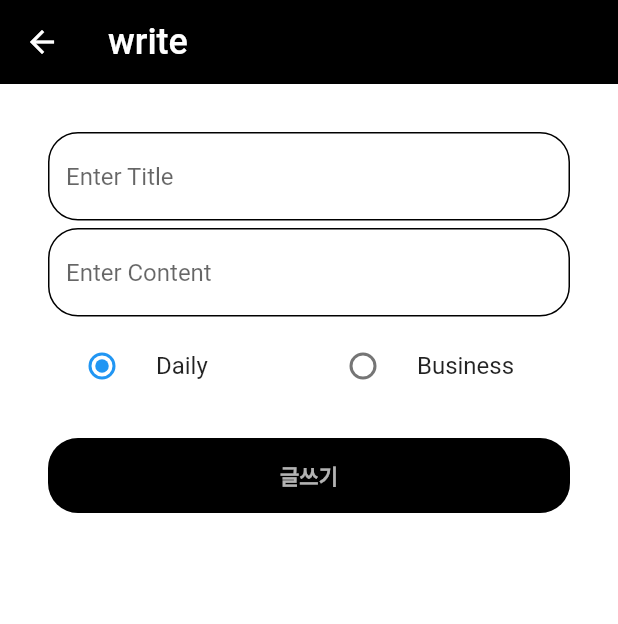
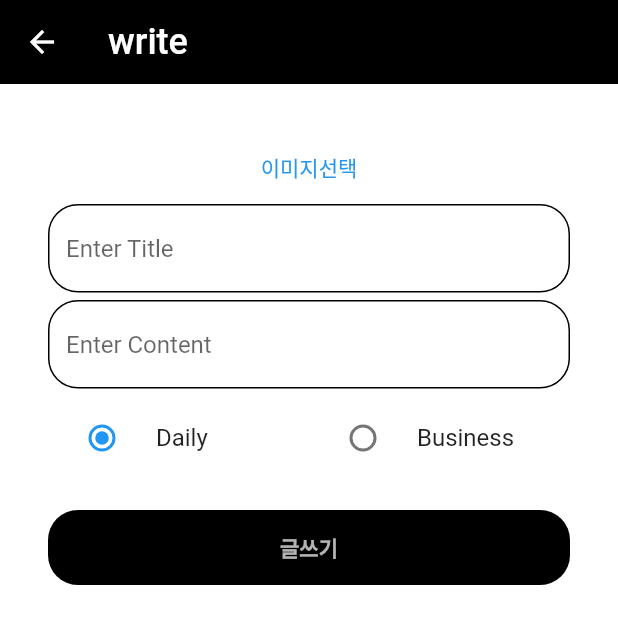
Before and after one commit to codingspecialist/flutter_midium_project_junghuk, a Flutter app: the PostWritePage screen opened by its route, on a phone screen of 412 x 824 dp. Shown: the top 624 px of the screen. Run offline on Flutter 3.47's test engine with Material 2 defaults, Android fonts, the phone set to English and light mode, and no system bars; our stand-ins replace flutter_riverpod, flutter_secure_storage, image_picker, logger, validators; accounts and stored records are empty.

Commit message:
사진 업로드 성공

```diff
--- /dev/null
+++ b/lib/controller/post_controller.dart
@@ -0,0 +1,54 @@
+import 'dart:io';
+
+import 'package:flutter/material.dart';
+import 'package:flutter_midium_project/dto/post_req_dto.dart';
+import 'package:flutter_midium_project/dto/response_dto.dart';
+import 'package:flutter_midium_project/dto/user_req_dto.dart';
+import 'package:flutter_midium_project/main.dart';
+import 'package:flutter_midium_project/model/session_user.dart';
+import 'package:flutter_midium_project/provider/auth_provider.dart';
+import 'package:flutter_midium_project/service/post_service.dart';
+import 'package:flutter_midium_project/service/user_service.dart';
+import 'package:flutter_midium_project/view/pages/main_holder_page/home_page/home_page_view_model.dart';
+import 'package:flutter_midium_project/view/pages/main_holder_page/profile_page/profile_page_view_model.dart';
+import 'package:flutter_midium_project/view/pages/main_holder_page/your_library_page/your_library_view_model.dart';
+import 'package:flutter_riverpod/flutter_riverpod.dart';
+import 'package:logger/logger.dart';
+
+final postController = Provider<PostController>((ref) {
+  return PostController(ref);
+});
+
+class PostController {
+  final mContext = navigatorKey.currentContext;
+  final PostService postService = PostService();
+  final Ref ref;
+  PostController(this.ref);
+
+  Future<void> write(
+      {required String postTitle,
+      required String postContent,
+      required String role,
+      required String filePath}) async {
+    PostWriteReqDto postWriteReqDto = PostWriteReqDto(
+        userId: ref.read(authProvider).sessionUser.user.userId,
+        postTitle: postTitle,
+        postContent: postContent,
+        role: role);
+    Logger().d("디버그 : postController write 실행");
+    ResponseDto responseDto = await postService.fetchWrite(
+        postWriteReqDto, filePath, ref.read(authProvider).sessionUser.jwtToken);
+
+    if (responseDto.code == 1) {
+      //_ref.read(authProvider.notifier).authentication(sessionUser);
+      ref.read(homePageViewModel.notifier).notifyViewModel();
+      ref.read(yourLibraryViewModel.notifier).notifyViewModel();
+      ref.read(profileViewModel.notifier).notifyViewModel();
+      Navigator.pop(mContext!);
+    } else {
+      ScaffoldMessenger.of(mContext!).showSnackBar(
+        SnackBar(content: Text("로그인 실패 : ${responseDto.msg}")),
+      );
+    }
+  }
+}
--- /dev/null
+++ b/lib/dto/post_req_dto.dart
@@ -0,0 +1,28 @@
+class PostWriteReqDto {
+  PostWriteReqDto({
+    required this.userId,
+    required this.postTitle,
+    required this.postContent,
+    required this.role,
+  });
+
+  int userId;
+  String postTitle;
+  String postContent;
+  String role;
+
+  factory PostWriteReqDto.fromJson(Map<String, dynamic> json) =>
+      PostWriteReqDto(
+        userId: json["userId"],
+        postTitle: json["postTitle"],
+        postContent: json["postContent"],
+        role: json["role"],
+      );
+
+  Map<String, dynamic> toJson() => {
+        "userId": userId,
+        "postTitle": postTitle,
+        "postContent": postContent,
+        "role": role,
+      };
+}
--- a/lib/view/pages/post_write_page/components/custom_post_write_form.dart
+++ b/lib/view/pages/post_write_page/components/custom_post_write_form.dart
@@ -1,29 +1,56 @@
 import 'package:flutter/material.dart';
+import 'package:flutter_midium_project/controller/post_controller.dart';
 import 'package:flutter_midium_project/view/components/custom_button.dart';
 import 'package:flutter_midium_project/view/components/custom_text_form_field.dart';
 import 'package:flutter_midium_project/core/size.dart';
+import 'package:flutter_riverpod/flutter_riverpod.dart';
+import 'package:image_picker/image_picker.dart';
 
-class CustomPostWriteForm extends StatefulWidget {
+class CustomPostWriteForm extends ConsumerStatefulWidget {
   @override
-  State<CustomPostWriteForm> createState() => _CustomPostWriteFormState();
+  ConsumerState<CustomPostWriteForm> createState() =>
+      _CustomPostWriteFormState();
 }
 
-class _CustomPostWriteFormState extends State<CustomPostWriteForm> {
+class _CustomPostWriteFormState extends ConsumerState<CustomPostWriteForm> {
   final _formKey = GlobalKey<FormState>();
-  final _title = TextEditingController(); // 추가
-  final _content = TextEditingController(); // 추가
+  final _postTitle = TextEditingController(); // 추가
+  final _postContent = TextEditingController(); // 추가
   String _role = "daily";
+  dynamic filePath;
 
   @override
   Widget build(BuildContext context) {
+    PostController postCT = ref.read(postController);
     return Padding(
       padding: const EdgeInsets.all(16.0),
       child: Form(
         key: _formKey,
         child: Column(
           children: [
-            CustomTextFormField("Title"),
-            CustomTextFormField("Content"),
+            TextButton(
+              onPressed: () async {
+                XFile? selectImage = await ImagePicker().pickImage(
+                  //이미지를 선택
+                  source: ImageSource.gallery, //위치는 갤러리
+                  maxHeight: 75,
+                  maxWidth: 75,
+                  imageQuality: 30, // 이미지 크기 압축을 위해 퀄리티를 30으로 낮춤.
+                );
+                if (selectImage != null) {
+                  filePath = selectImage.path;
+                }
+              },
+              child: Text("이미지선택"),
+            ),
+            CustomTextFormField(
+              "Title",
+              controller: _postTitle,
+            ),
+            CustomTextFormField(
+              "Content",
+              controller: _postContent,
+            ),
             Row(
               children: [
                 Expanded(
@@ -53,7 +80,13 @@ class _CustomPostWriteFormState extends State<CustomPostWriteForm> {
               ],
             ),
             SizedBox(height: large_gap),
-            CustomButton(() {}, "글쓰기"),
+            CustomButton(() {
+              postCT.write(
+                  postTitle: _postTitle.text.trim(),
+                  postContent: _postContent.text.trim(),
+                  role: _role,
+                  filePath: filePath);
+            }, "글쓰기"),
           ],
         ),
       ),
--- a/pubspec.yaml
+++ b/pubspec.yaml
@@ -36,6 +36,7 @@ dependencies:
   http_parser: ^4.0.1
   logger: ^1.1.0
   flutter_secure_storage: ^7.0.0
+  image_picker: ^0.8.6
 
 
   # The following adds the Cupertino Icons font to your application.
```
Also changed, not shown: lib/service/post_service.dart (+25 -0 lines), pubspec.lock.
